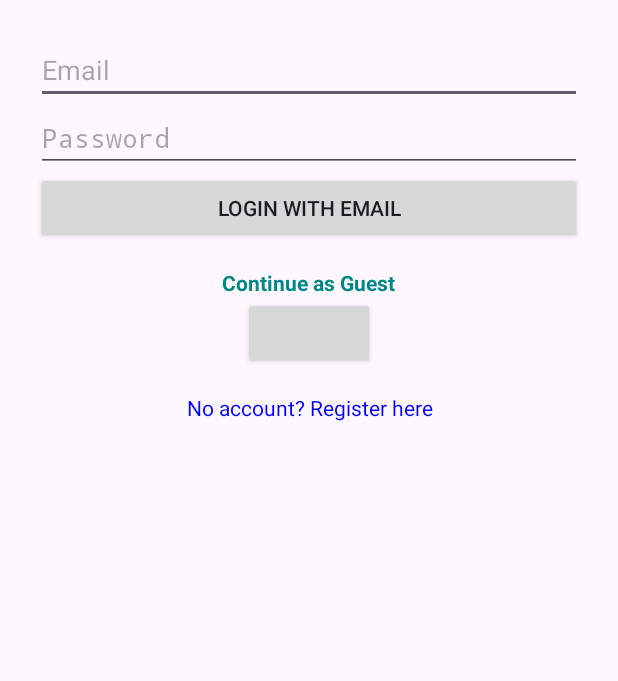
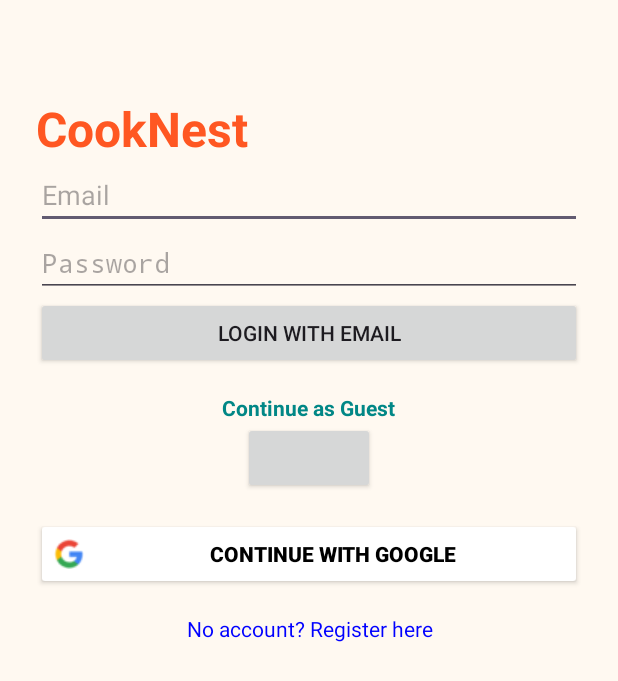
Before and after one commit to ahmmedadly/CookNest, an Android app: the screen it shows after launch (LoginActivity), on a phone screen of 412 x 824 dp. Shown: the top 681 px of the screen. Run offline under Robolectric (Android 15) with nearby library versions, the phone set to English and light mode, and no system bars; our stand-ins replace Firebase (no records; nobody signed in at launch, a user with empty details on screens opened directly); libraries missing offline, so code that uses them is left out: com.facebook, com.facebook.appevents, com.facebook.login; plain views replace LoginButton; 7 statements that could not run were skipped.

Commit message:
Added Continue with google in log in page and alittle adjustment foe the background colours

```diff
--- a/app/src/main/java/com/example/cooknest/view/LoginActivity.java
+++ b/app/src/main/java/com/example/cooknest/view/LoginActivity.java
@@ -18,6 +18,11 @@ import com.facebook.FacebookSdk;
 import com.facebook.appevents.AppEventsLogger;
 import com.facebook.login.LoginResult;
 import com.facebook.login.widget.LoginButton;
+import com.google.android.gms.auth.api.signin.GoogleSignIn;
+import com.google.android.gms.auth.api.signin.GoogleSignInAccount;
+import com.google.android.gms.auth.api.signin.GoogleSignInClient;
+import com.google.android.gms.auth.api.signin.GoogleSignInOptions;
+import com.google.android.gms.common.api.ApiException;
 import com.google.android.gms.tasks.OnCompleteListener;
 import com.google.android.gms.tasks.Task;
 import com.google.firebase.auth.AuthCredential;
@@ -25,8 +30,7 @@ import com.google.firebase.auth.AuthResult;
 import com.google.firebase.auth.FacebookAuthProvider;
 import com.google.firebase.auth.FirebaseAuth;
 import com.google.firebase.auth.FirebaseUser;
-
-
+import com.google.firebase.auth.GoogleAuthProvider;
 
 
 public class LoginActivity extends Activity {
@@ -37,14 +41,25 @@ public class LoginActivity extends Activity {
     private FirebaseAuth mAuth;
     private static final String TAG = "LoginActivity";
     private CallbackManager mCallbackManager;
+    private static final int RC_SIGN_IN = 9001;
+    private GoogleSignInClient mGoogleSignInClient;
 
     @Override
     protected void onCreate(Bundle savedInstanceState) {
         super.onCreate(savedInstanceState);
+        mAuth = FirebaseAuth.getInstance();
         setContentView(R.layout.activity_login);
         mCallbackManager = CallbackManager.Factory.create();
         LoginButton facebookLoginButton = findViewById(R.id.buttonFacebookLogin);
         facebookLoginButton.setReadPermissions("email", "public_profile");
+        GoogleSignInOptions gso = new GoogleSignInOptions.Builder(GoogleSignInOptions.DEFAULT_SIGN_IN)
+                .requestIdToken(getString(R.string.default_web_client_id)) // From Firebase project settings
+                .requestEmail()
+                .build();
+
+        mGoogleSignInClient = GoogleSignIn.getClient(this, gso);
+
+        findViewById(R.id.btnGoogleCustom).setOnClickListener(view -> signInWithGoogle());
 
         facebookLoginButton.registerCallback(mCallbackManager, new FacebookCallback<LoginResult>() {
             @Override
@@ -92,15 +107,39 @@ public class LoginActivity extends Activity {
             }
         });
     }
+    private void signInWithGoogle() {
+        Intent signInIntent = mGoogleSignInClient.getSignInIntent();
+        startActivityForResult(signInIntent, RC_SIGN_IN);
+    }
     @Override
     protected void onActivityResult(int requestCode, int resultCode, Intent data) {
         super.onActivityResult(requestCode, resultCode, data);
         mCallbackManager.onActivityResult(requestCode, resultCode, data);
+        if (requestCode == RC_SIGN_IN) {
+            Task<GoogleSignInAccount> task = GoogleSignIn.getSignedInAccountFromIntent(data);
+            try {
+                GoogleSignInAccount account = task.getResult(ApiException.class);
+                firebaseAuthWithGoogle(account.getIdToken());
+            } catch (ApiException e) {
+                Log.w("GOOGLE_SIGN_IN", "Google sign in failed", e);
+            }
+        }
     }
 
-    // [END on_activity_result]
-
-    // [START auth_with_facebook]
+    private void firebaseAuthWithGoogle(String idToken) {
+        AuthCredential credential = GoogleAuthProvider.getCredential(idToken, null);
+        mAuth.signInWithCredential(credential)
+                .addOnCompleteListener(this, task -> {
+                    if (task.isSuccessful()) {
+                        // Sign-in success, go to MainActivity or Home
+                        FirebaseUser user = mAuth.getCurrentUser();
+                        startActivity(new Intent(LoginActivity.this, MainActivity.class));
+                        finish();
+                    } else {
+                        Toast.makeText(this, "Google sign in failed", Toast.LENGTH_SHORT).show();
+                    }
+                });
+    }
     private void handleFacebookAccessToken(AccessToken token) {
         Log.d("TAG", "handleFacebookAccessToken:" + token);
 
--- a/app/src/main/res/layout/activity_login.xml
+++ b/app/src/main/res/layout/activity_login.xml
@@ -1,29 +1,41 @@
 <?xml version="1.0" encoding="utf-8"?>
 <LinearLayout
     xmlns:android="http://schemas.android.com/apk/res/android"
-    android:layout_width="match_parent" android:layout_height="match_parent"
+    android:layout_width="match_parent"
+    android:layout_height="match_parent"
     android:padding="24dp"
+    android:background="#FFF9F1"
     android:orientation="vertical">
-
+<!-- App Title -->
+    <TextView
+        android:id="@+id/tvAppTitle"
+        android:layout_width="wrap_content"
+        android:layout_height="wrap_content"
+        android:text="CookNest"
+        android:textSize="32sp"
+        android:textStyle="bold"
+        android:textColor="#FF5722"
+        android:layout_marginTop="40dp"/>
+<!-- Email Input -->
     <EditText
         android:id="@+id/editTextEmail"
         android:layout_width="match_parent"
         android:layout_height="wrap_content"
         android:hint="Email"/>
-
+<!-- Password Input -->
     <EditText
         android:id="@+id/editTextPassword"
         android:layout_width="match_parent"
         android:layout_height="wrap_content"
         android:hint="Password"
         android:inputType="textPassword"/>
-
+<!-- Login Button -->
     <Button
         android:id="@+id/buttonLogin"
         android:layout_width="match_parent"
         android:layout_height="wrap_content"
         android:text="Login with Email" />
-
+<!-- Guest Login Button -->
     <TextView
         android:id="@+id/btnGuestLogin"
         android:layout_width="wrap_content"
@@ -35,13 +47,27 @@
         android:paddingTop="16dp"
         android:clickable="true"
         android:focusable="true" />
-
+<!-- Facebook Login Button -->
     <com.facebook.login.widget.LoginButton
         android:id="@+id/buttonFacebookLogin"
         android:layout_width="wrap_content"
         android:layout_height="wrap_content"
         android:layout_gravity="center_horizontal" />
-
+<!-- Google Login Button -->
+    <Button
+        android:id="@+id/btnGoogleCustom"
+        android:layout_width="match_parent"
+        android:layout_height="wrap_content"
+        android:text="Continue with Google"
+        android:drawableStart="@drawable/ic_google_logo"
+        android:padding="12dp"
+        android:backgroundTint="@color/white"
+        android:textColor="@color/black"
+        android:textStyle="bold"
+        android:drawablePadding="12dp"
+        android:layout_marginTop="16dp"
+        android:layout_gravity="center_horizontal"/>
+<!-- Redirect to Register  -->
     <TextView
         android:id="@+id/textRegister"
         android:layout_width="match_parent"
```
Also changed, not shown: app/src/main/java/com/example/cooknest/view/RegisterActivity.java (+10 -2 lines), app/src/main/res/layout/activity_register.xml (+24 -7 lines), app/src/main/res/drawable/ic_google_logo.png (added).
